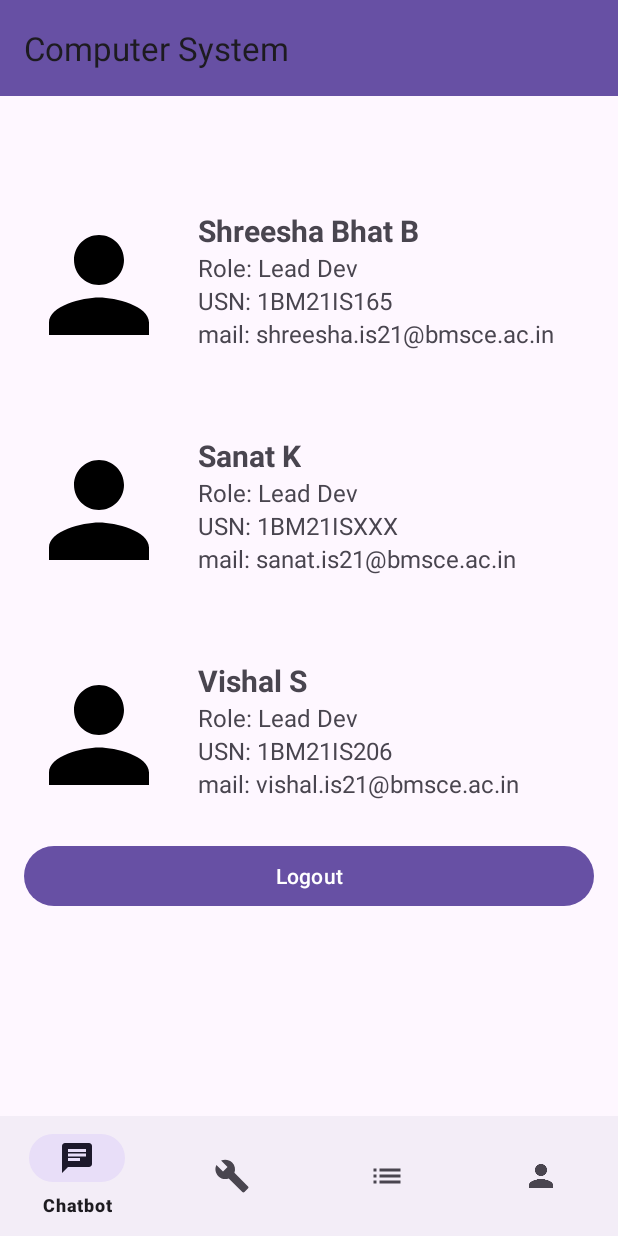
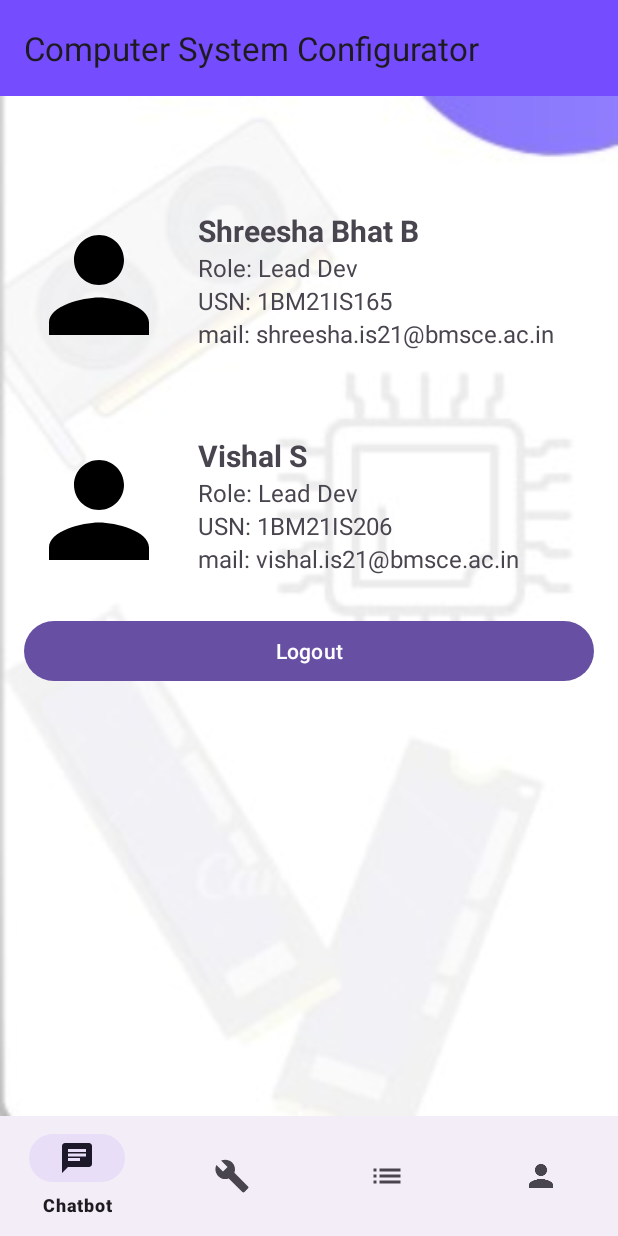
Before and after one commit to sanat-k1/Expert_System, an Android app: the fragment about placed in its activity, on a phone screen of 412 x 824 dp. Run offline under Robolectric (Android 15) with nearby library versions, the phone set to English and light mode, and no system bars.

```diff
--- a/app/src/main/res/layout/activity_home.xml
+++ b/app/src/main/res/layout/activity_home.xml
@@ -10,13 +10,13 @@
         android:id="@+id/topToolbar"
         android:layout_width="0dp"
         android:layout_height="?attr/actionBarSize"
-        android:background="?attr/colorPrimary"
+        android:background="@color/Magenta"
         android:elevation="4dp"
         android:theme="@style/ThemeOverlay.AppCompat.ActionBar"
         app:layout_constraintEnd_toEndOf="parent"
         app:layout_constraintStart_toStartOf="parent"
         app:layout_constraintTop_toTopOf="parent"
-        app:title="Computer System" />
+        app:title="Computer System Configurator" />
 
     <FrameLayout
         android:id="@+id/Retardedstudio"
@@ -25,7 +25,8 @@
         app:layout_constraintTop_toBottomOf="@+id/topToolbar"
         app:layout_constraintBottom_toTopOf="@+id/bottomNavigationView"
         app:layout_constraintStart_toStartOf="parent"
-        app:layout_constraintEnd_toEndOf="parent" />
+        app:layout_constraintEnd_toEndOf="parent"
+        android:background="@drawable/bg2"/>
 
     <com.google.android.material.bottomnavigation.BottomNavigationView
         android:id="@+id/bottomNavigationView"
--- a/app/src/main/res/layout/fragment_about.xml
+++ b/app/src/main/res/layout/fragment_about.xml
@@ -55,54 +55,6 @@
                     android:layout_width="wrap_content"
                     android:layout_height="wrap_content"
                     android:text="mail: shreesha.is21@bmsce.ac.in"
-                    android:textSize="16sp"/>
-
-            </LinearLayout>
-        </LinearLayout>
-        <!-- Person 2 -->
-        <LinearLayout
-            android:layout_width="match_parent"
-            android:layout_height="wrap_content"
-            android:orientation="horizontal"
-            android:layout_marginBottom="30dp"
-            android:layout_marginTop="20dp">
-
-            <ImageView
-                android:layout_width="100dp"
-                android:layout_height="100dp"
-                android:src="@drawable/baseline_person_24"
-                android:scaleType="centerCrop"
-                android:contentDescription="Person 2" />
-
-            <LinearLayout
-                android:layout_width="match_parent"
-                android:layout_height="wrap_content"
-                android:orientation="vertical"
-                android:layout_marginStart="16dp">
-
-                <TextView
-                    android:layout_width="wrap_content"
-                    android:layout_height="wrap_content"
-                    android:text="Sanat K"
-                    android:textSize="20sp"
-                    android:textStyle="bold"/>
-
-                <TextView
-                    android:layout_width="wrap_content"
-                    android:layout_height="wrap_content"
-                    android:text="Role: Lead Dev"
-                    android:textSize="16sp"/>
-
-                <TextView
-                    android:layout_width="wrap_content"
-                    android:layout_height="wrap_content"
-                    android:text="USN: 1BM21ISXXX"
-                    android:textSize="16sp"/>
-                <TextView
-                    android:layout_width="wrap_content"
-                    android:layout_height="wrap_content"
-                    android:id="@+id/emailTextView2"
-                    android:text="mail: sanat.is21@bmsce.ac.in"
                     android:textSize="16sp"/>
 
             </LinearLayout>
--- a/app/src/main/res/layout/fragment_chatbot.xml
+++ b/app/src/main/res/layout/fragment_chatbot.xml
@@ -15,7 +15,7 @@
         <androidx.recyclerview.widget.RecyclerView
             android:id="@+id/recyclerView"
             android:layout_width="403dp"
-            android:layout_height="580dp"
+            android:layout_height="610dp"
             app:layout_constraintBottom_toBottomOf="parent"
             app:layout_constraintEnd_toEndOf="parent"
             app:layout_constraintStart_toStartOf="parent"
@@ -24,7 +24,7 @@
 
         <AutoCompleteTextView
             android:id="@+id/editText"
-            android:layout_width="296dp"
+            android:layout_width="310dp"
             android:layout_height="48dp"
             android:layout_marginStart="16dp"
             android:layout_marginTop="12dp"
--- a/app/src/main/res/values/colors.xml
+++ b/app/src/main/res/values/colors.xml
@@ -7,5 +7,5 @@
     <color name="blue">#0000FF</color>
     <color name="yellow">#FFFF00</color>
     <color name="Cyan">#00FFFF</color>
-    <color name="Magenta">#FF00FF</color>
+    <color name="Magenta">#764CFF</color>
 </resources>
```
Also changed, not shown: app/src/main/res/layout/activity_your_pc.xml (+28 -25 lines), app/src/main/res/layout/fragment_bobthebuilder.xml (+6 -2 lines), app/src/main/res/drawable/bg2.png (added).
